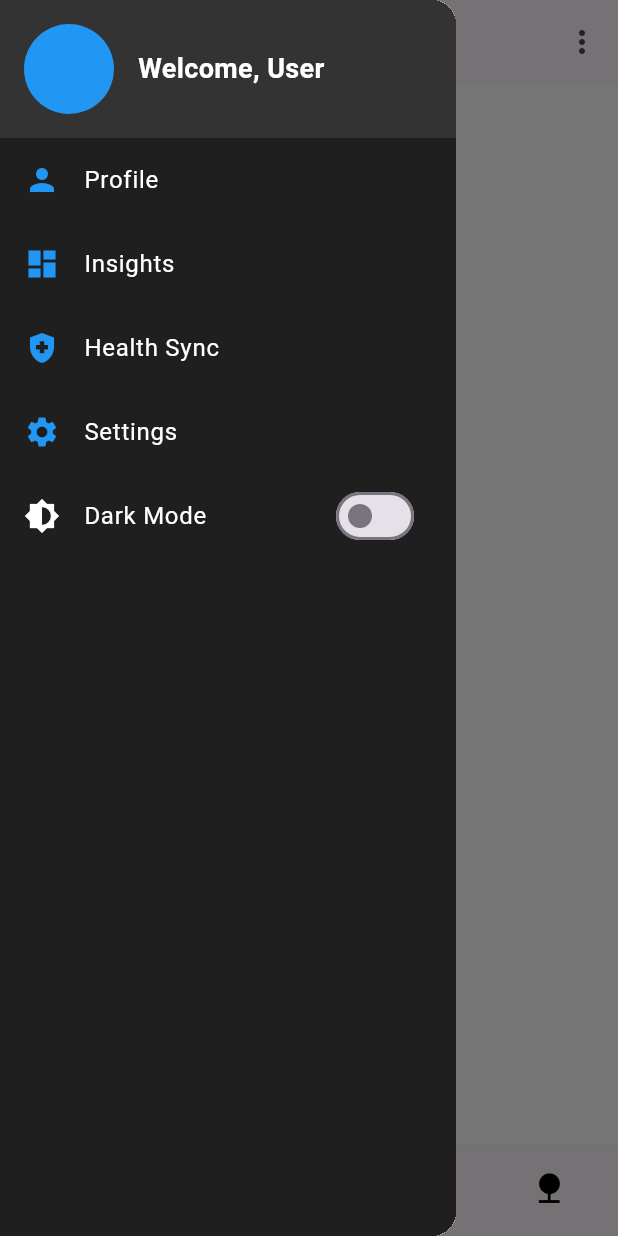
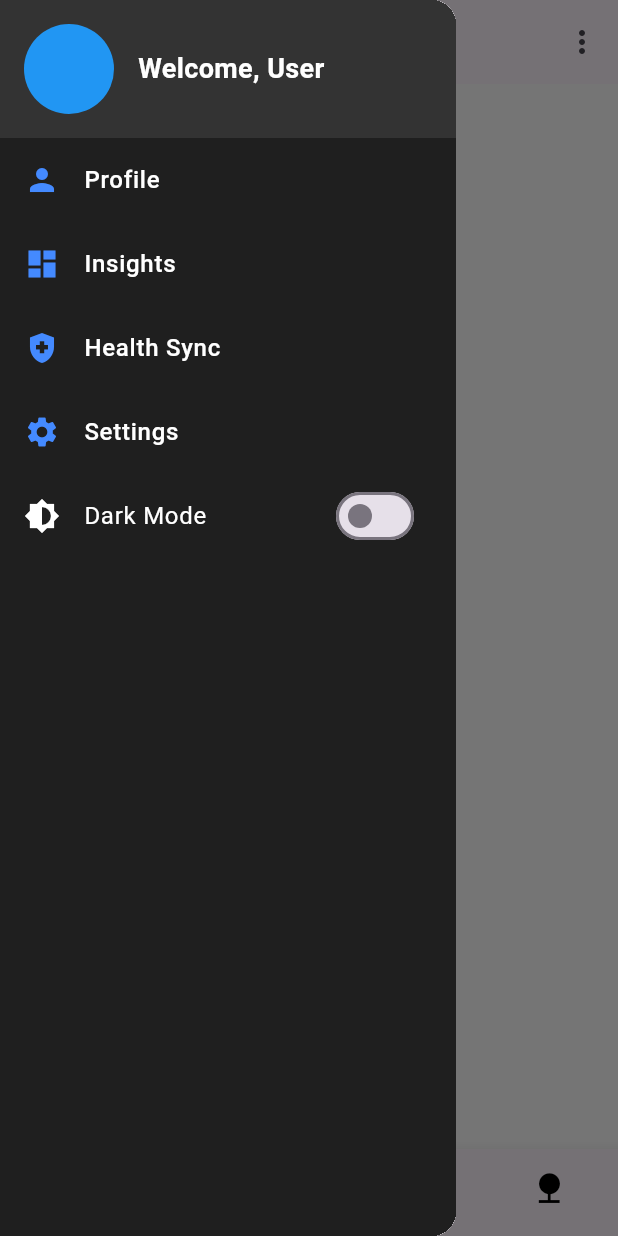
Before and after one commit to kpatil1988/TGM_Flutter_IOS, a Flutter app: the screen it shows after launch, with the side drawer open, on a phone screen of 412 x 824 dp. Run offline on Flutter 3.47's test engine with Material 3 defaults, Android fonts, the phone set to English and light mode, and no system bars; our stand-ins replace flutter_native_timezone, flutter_tts, geocoding, geolocator, image_picker, multi_select_flutter and 2 more; missing offline and left inert: health; accounts and stored records are empty; network calls fail.

```diff
--- a/lib/screens/home_screen.dart
+++ b/lib/screens/home_screen.dart
@@ -1,5 +1,3 @@
-// lib/screens/home_screen.dart
-
 import 'package:flutter/material.dart';
 import 'package:provider/provider.dart';
 import '../providers/auth_provider.dart';
@@ -69,8 +67,9 @@ class _HomeScreenState extends State<HomeScreen> {
         currentIndex: _selectedIndex,
         onTap: (index) => _onItemTapped(index, isSignedIn),
         backgroundColor: Colors.black,
-        selectedItemColor: Colors.blue,
-        unselectedItemColor: Colors.white,
+        selectedItemColor: Colors.blue, // Selected item text color
+        unselectedItemColor: Colors.grey[300], // Unselected item text color
+        selectedLabelStyle: TextStyle(fontWeight: FontWeight.bold), // Bold selected label
       ),
     );
   }
--- a/lib/widgets/app_drawer.dart
+++ b/lib/widgets/app_drawer.dart
@@ -54,18 +54,18 @@ class AppDrawer extends StatelessWidget {
               color: Colors.white, // Header text color
             ),
           ),
-        ],
+        ], // Closing children
       ),
-    );
+    ); // Closing Container
   }
 
   Widget _buildDrawerItem(BuildContext context, IconData icon, String title, VoidCallback onTap) {
     return ListTile(
-      leading: Icon(icon, color: Colors.blue), // Icon color
-      title: Text(title, style: const TextStyle(color: Colors.white)), // Text color
+      leading: Icon(icon, color: Colors.blueAccent), // Updated color
+      title: Text(title, style: const TextStyle(color: Colors.white, fontWeight: FontWeight.w500)), // Updated text style
       onTap: onTap,
       tileColor: Colors.transparent,
-      hoverColor: Colors.blueGrey, // Hover color
+      hoverColor: Colors.blueGrey.shade700, // Updated hover color
     );
   }
 
```
Also changed, not shown: 16 other files.
